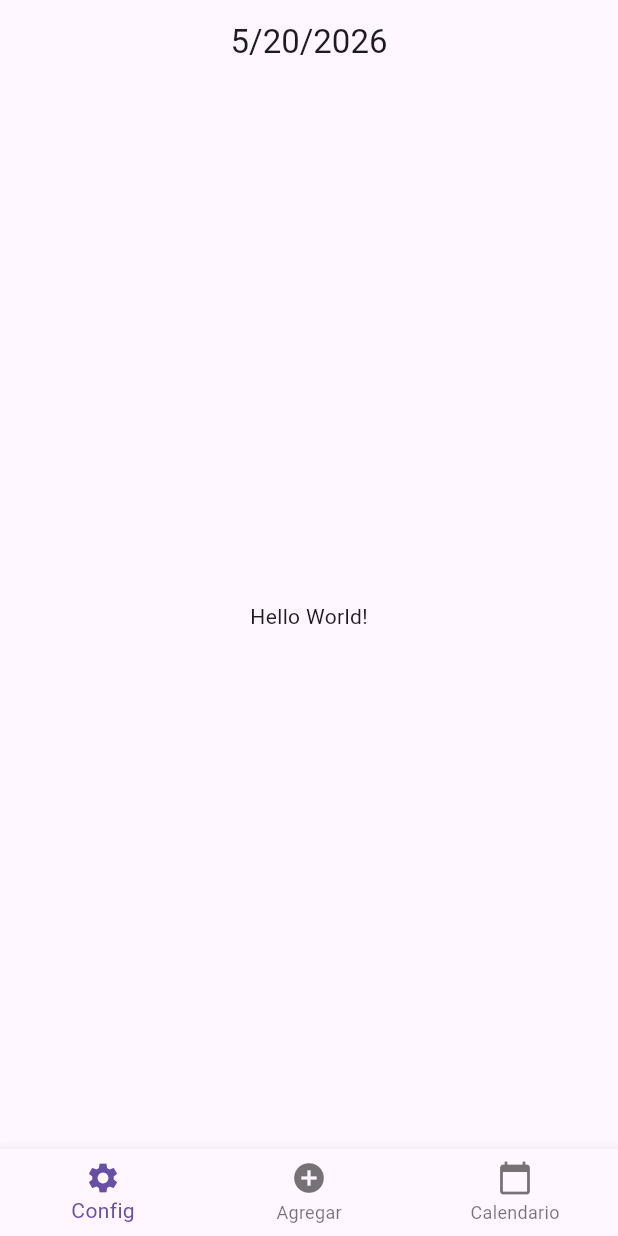
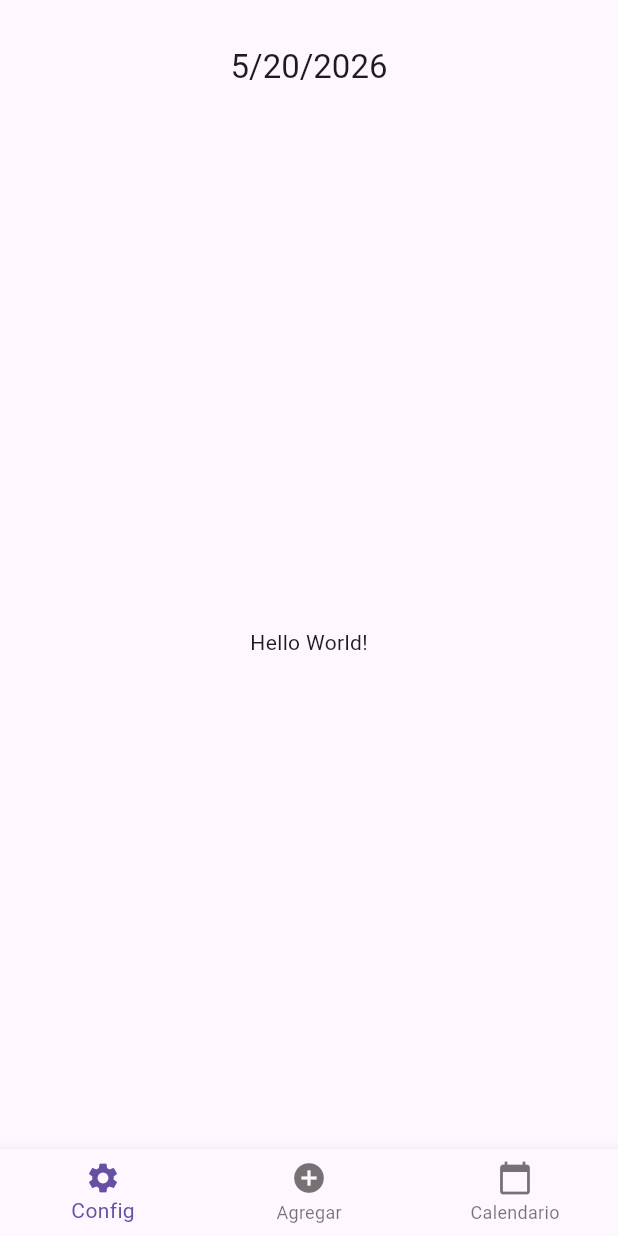
Before and after one commit to Posado-Sebastian/daily_tasks, a Flutter app: the screen it shows after launch, on a phone screen of 412 x 824 dp. Run offline on Flutter 3.47's test engine with Material 3 defaults, Android fonts, the phone set to English and light mode, and no system bars.

Commit message:
date upgraded

```diff
--- a/lib/main.dart
+++ b/lib/main.dart
@@ -13,13 +13,15 @@ class MainApp extends StatefulWidget {
 
 class _MainAppState extends State<MainApp> {
   int _selectedIndex = 0;
+  final DateTime _selectedDate = DateTime.now();
 
   @override
   Widget build(BuildContext context) {
     return MaterialApp(
       home: Scaffold(
         appBar: AppBar(
-          title: Text('${DateTime.now().month}/${DateTime.now().day}/${DateTime.now().year}'),
+          toolbarHeight: 90,
+          title: Text('${_selectedDate.month}/${_selectedDate.day}/${_selectedDate.year}'),
           centerTitle: true,
         ),
         body: const Center(child: Text('Hello World!')),
```
